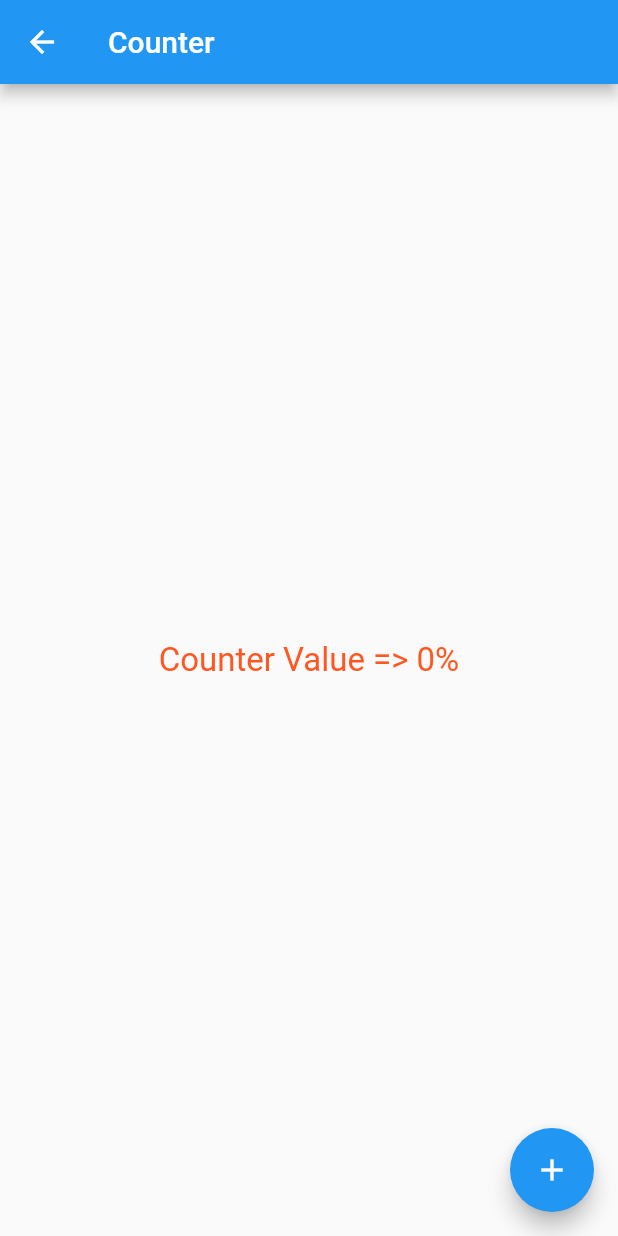
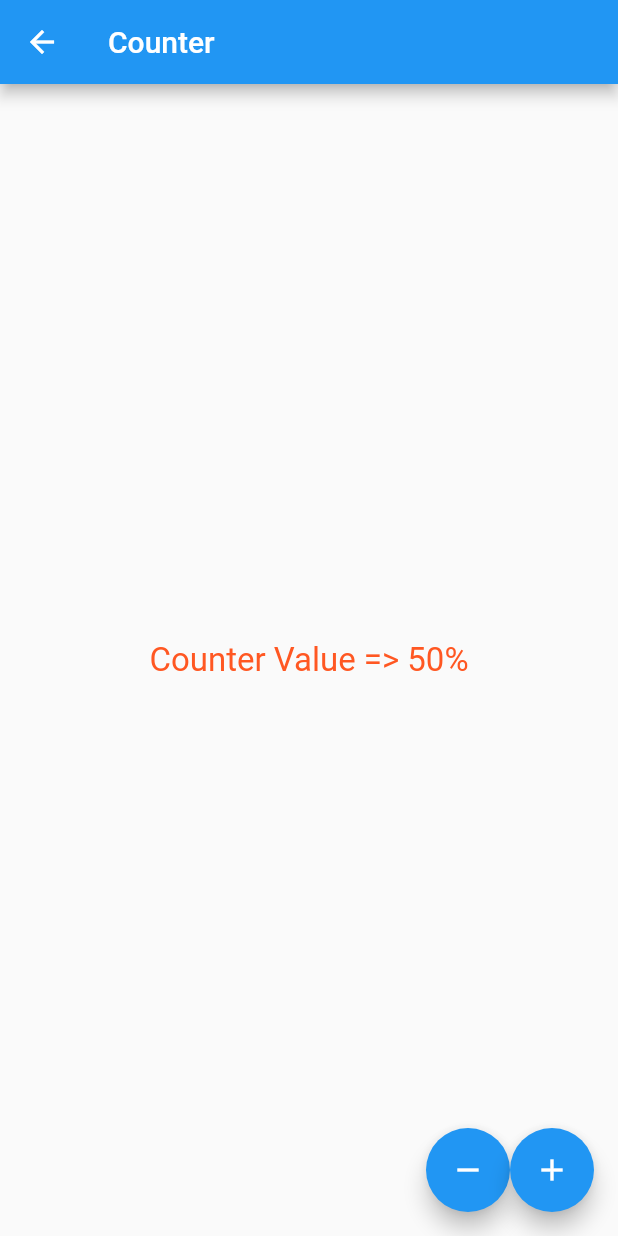
Before and after one commit to beinjamin/flutter_demo, a Flutter app: the CounterPage screen opened by its route, on a phone screen of 412 x 824 dp. Run offline on Flutter 3.47's test engine with Material 2 defaults, Android fonts, the phone set to English and light mode, and no system bars.

Commit message:
Ajout du button remove

```diff
--- a/lib/ui/pages/counter.page.dart
+++ b/lib/ui/pages/counter.page.dart
@@ -9,7 +9,7 @@ class CounterPage extends StatefulWidget {
 }
 
 class _CounterPageState extends State<CounterPage> {
-  int counter = 0;
+  int counter = 50;
 
   @override
   Widget build(BuildContext context) {
@@ -23,10 +23,29 @@ class _CounterPageState extends State<CounterPage> {
           style: TextStyle(fontSize: 22, color: Colors.deepOrange),
         ),
       ),
-        floatingActionButton: FloatingActionButton(
+      floatingActionButton: Row(
+        mainAxisAlignment: MainAxisAlignment.end,
+        children: [
+          FloatingActionButton(
+            child: Icon(Icons.remove),
+            onPressed: () {
+              setState(() {
+                ++counter;
+              });
+              print(counter);
+            },
+          ),
+          FloatingActionButton(
             child: Icon(Icons.add),
             onPressed: () {
+              setState(() {
+                ++counter;
+              });
               print(counter);
-            }));
+            },
+          )
+        ],
+      ),
+    );
   }
 }
```
Lines whose indentation alone changed are shown as unchanged.
